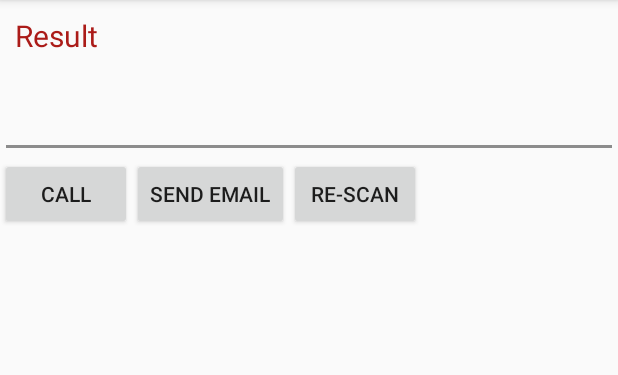
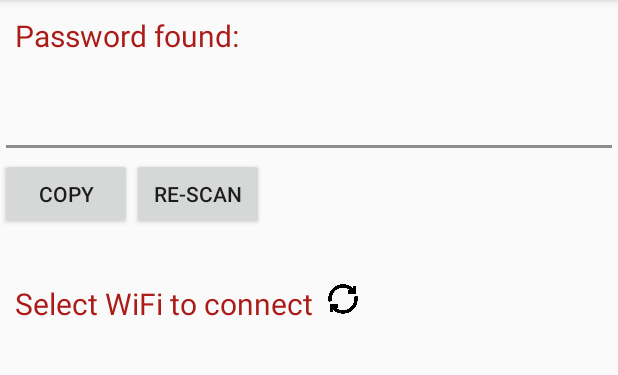
Before and after one commit to jimrp/ScanSmart, an Android app: the Scanner3b screen opened directly, with no data from a screen before it, on a phone screen of 412 x 824 dp, the part 84-459 px from its top. Run offline under Robolectric (Android 15) with nearby library versions, the phone set to English and light mode, and no system bars; libraries missing offline, so code that uses them is left out: com.google.android.gms, com.theartofdev.edmodo; pictures from the network do not load.

Commit message:
04022021first

```diff
--- a/app/build.gradle
+++ b/app/build.gradle
@@ -1,13 +1,13 @@
 apply plugin: 'com.android.application'
 
-apply plugin: 'com.google.gms.google-services'
+//apply plugin: 'com.google.gms.google-services'
 
 android {
     compileSdkVersion 28
 
 
     defaultConfig {
-        applicationId "com.example.scansmart"
+        applicationId "com.jimrp.scansmart"
         minSdkVersion 17
         targetSdkVersion 28
         versionCode 1
--- a/app/src/main/java/com/example/scansmart/MainActivity.java
+++ b/app/src/main/java/com/jimrp/scansmart/MainActivity.java
@@ -1,4 +1,4 @@
-package com.example.scansmart;
+package com.jimrp.scansmart;
 
 import androidx.appcompat.app.AppCompatActivity;
 import androidx.cardview.widget.CardView;
@@ -18,7 +18,6 @@ import android.view.Menu;
 import android.view.MenuItem;
 import android.view.View;
 import android.widget.ImageView;
-import android.widget.LinearLayout;
 import android.widget.TextView;
 import android.widget.Toast;
 
--- a/app/src/main/java/com/example/scansmart/Scanner2.java
+++ b/app/src/main/java/com/jimrp/scansmart/Scanner3b.java
@@ -1,106 +1,111 @@
-package com.example.scansmart;
+package com.jimrp.scansmart;
 
-import androidx.annotation.NonNull;
-import androidx.annotation.Nullable;
-import androidx.appcompat.app.ActionBar;
-import androidx.appcompat.app.AlertDialog;
-import androidx.appcompat.app.AppCompatActivity;
-import androidx.core.app.ActivityCompat;
-import androidx.core.content.ContextCompat;
-import me.dm7.barcodescanner.zxing.ZXingScannerView;
-
-import android.Manifest;
-import android.annotation.SuppressLint;
+import android.content.BroadcastReceiver;
 import android.content.ClipData;
 import android.content.ClipboardManager;
 import android.content.ContentValues;
 import android.content.Context;
-import android.content.DialogInterface;
 import android.content.Intent;
-import android.content.pm.PackageManager;
+import android.content.IntentFilter;
 import android.graphics.Bitmap;
 import android.graphics.drawable.BitmapDrawable;
 import android.net.Uri;
-import android.os.Build;
+import android.net.wifi.ScanResult;
+import android.net.wifi.WifiConfiguration;
+import android.net.wifi.WifiManager;
 import android.os.Bundle;
 import android.provider.MediaStore;
-import android.telephony.PhoneNumberUtils;
-import android.util.Log;
 import android.util.SparseArray;
 import android.view.Menu;
 import android.view.MenuItem;
 import android.view.View;
+import android.widget.AdapterView;
+import android.widget.ArrayAdapter;
 import android.widget.Button;
 import android.widget.EditText;
 import android.widget.ImageView;
-import android.widget.TextView;
+import android.widget.ListView;
 import android.widget.Toast;
 
-import com.google.android.gms.tasks.OnFailureListener;
-import com.google.android.gms.tasks.OnSuccessListener;
+import androidx.annotation.Nullable;
+import androidx.appcompat.app.AppCompatActivity;
 import com.google.android.gms.vision.Frame;
-import com.google.android.gms.vision.text.Text;
 import com.google.android.gms.vision.text.TextBlock;
 import com.google.android.gms.vision.text.TextRecognizer;
-import com.google.zxing.Result;
 import com.theartofdev.edmodo.cropper.CropImage;
 import com.theartofdev.edmodo.cropper.CropImageView;
-
+import java.util.ArrayList;
 import java.util.List;
 
-public class Scanner2 extends AppCompatActivity {
+
+public class Scanner3b extends AppCompatActivity {
+
+    private WifiManager wifiManager;
+    private ListView listView;
+    private int size = 0;
+    private List<ScanResult> results;
+    private ArrayList<String> arrayList = new ArrayList<>();
+    private ArrayAdapter adapter;
 
     private static final int IMAGE_PICK_GALLERY_CODE = 1000;
     private static final int IMAGE_PICK_CAMERA_CODE = 1001;
     private static String scanResult;
     ClipboardManager clipboard;
     ClipData clip;
+    public String type, ssid, pass = "";
+    public WifiConfiguration conf;
 
-    Button bCall, bEmail, bRescan;
-    ImageView mPreviewIv;
+
+    Button bRescan, bCopy;
+    ImageView mPreviewIv, bRescanWifi;
     EditText eText;
     Uri image_uri;
 
     @Override
     protected void onCreate(Bundle savedInstanceState) {
         super.onCreate(savedInstanceState);
-        setContentView(R.layout.activity_scanner2);
+        setContentView(R.layout.activity_scanner3b);
 
         mPreviewIv = findViewById(R.id.imageIv);
         eText = findViewById(R.id.resultEt);
-        bCall = findViewById(R.id.btnCall);
-        bEmail = findViewById(R.id.btnEmail);
+        bCopy = findViewById(R.id.btnCopy);
         bRescan = findViewById(R.id.btnReScan);
+        bRescanWifi = findViewById(R.id.reScan);
 
+        listView = findViewById(R.id.wifiList);
+        wifiManager = (WifiManager) getApplicationContext().getSystemService(Context.WIFI_SERVICE);
         clipboard = (ClipboardManager) getSystemService(Context.CLIPBOARD_SERVICE);
+
+        if (!wifiManager.isWifiEnabled()){
+            Toast.makeText(this, getString(R.string.enablewifi), Toast.LENGTH_SHORT).show();
+            wifiManager.setWifiEnabled(true);
+        }
+
+        adapter = new ArrayAdapter<>(this, android.R.layout.simple_list_item_1, arrayList);
+        listView.setAdapter(adapter);
+        scanWiFi();
 
         eText.setText("");
         pickCamera();
 
-        bCall.setOnClickListener(new View.OnClickListener() {
+        bRescanWifi.setOnClickListener(new View.OnClickListener() {
             @Override
             public void onClick(View v) {
-                if(PhoneNumberUtils.isGlobalPhoneNumber(eText.getText().toString())){
-                    Intent intent = new Intent(Intent.ACTION_CALL);
-                    intent.setData(Uri.parse("tel:" + eText.getText().toString()));
-                    startActivity(Intent.createChooser(intent, "Choose application"));
+                if (!wifiManager.isWifiEnabled()){
+                    Toast.makeText(Scanner3b.this, getString(R.string.enablewifi), Toast.LENGTH_SHORT).show();
+                    wifiManager.setWifiEnabled(true);
                 }
-                else {
-                    Toast.makeText(Scanner2.this, "That's not a phone number..", Toast.LENGTH_SHORT).show();
-                }
+                scanWiFi();
             }
         });
-        bEmail.setOnClickListener(new View.OnClickListener() {
+
+        bCopy.setOnClickListener(new View.OnClickListener() {
             @Override
             public void onClick(View v) {
-                if(android.util.Patterns.EMAIL_ADDRESS.matcher(eText.getText().toString()).matches()){
-                    Intent intent = new Intent(Intent.ACTION_SENDTO);
-                    intent.setData(Uri.parse("mailto:" + eText.getText().toString()));
-                    startActivity(Intent.createChooser(intent, "Choose application"));
-                }
-                else {
-                    Toast.makeText(Scanner2.this, "That's not an email address..", Toast.LENGTH_SHORT).show();
-                }
+                pass = eText.getText().toString();
+                clip = ClipData.newPlainText("text", eText.getText().toString());
+                clipboard.setPrimaryClip(clip);
+                Toast.makeText(Scanner3b.this, getString(R.string.copypassword) + pass, Toast.LENGTH_SHORT).show();
             }
         });
         bRescan.setOnClickListener(new View.OnClickListener() {
@@ -110,6 +115,37 @@ public class Scanner2 extends AppCompatActivity {
                 pickCamera();
             }
         });
+
+        listView.setOnItemClickListener(new AdapterView.OnItemClickListener() {
+            @Override
+            public void onItemClick(AdapterView<?> adapterView, View view, int i, long l) {
+                ssid = results.get(i).SSID;
+                type = results.get(i).capabilities;
+
+                conf = new WifiConfiguration();
+                conf.SSID = "\"" + ssid + "\"";
+                if(type.contains("WEP")){
+                    conf.wepKeys[0] = "\"" + pass + "\"";
+                    conf.wepTxKeyIndex = 0;
+                    conf.allowedKeyManagement.set(WifiConfiguration.KeyMgmt.NONE);
+                    conf.allowedGroupCiphers.set(WifiConfiguration.GroupCipher.WEP40);
+                }
+                else if(type.contains("WPA")){
+                    conf.preSharedKey = "\""+ pass +"\"";
+                }
+                else{
+                    conf.allowedKeyManagement.set(WifiConfiguration.KeyMgmt.NONE);
+                }
+                wifiManager = (WifiManager) getApplicationContext().getSystemService(Context.WIFI_SERVICE);
+                int netId = wifiManager.addNetwork(conf);
+                wifiManager.disconnect();
+                wifiManager.enableNetwork(netId, true);
+                wifiManager.reconnect();
+
+                Toast.makeText(Scanner3b.this, getString(R.string.try1) + " '" + pass + "' " + getString(R.string.try2) + " '" + ssid + "' ...", Toast.LENGTH_SHORT).show();
+            }
+        });
+
     }
 
     @Override
@@ -162,6 +198,25 @@ public class Scanner2 extends AppCompatActivity {
         startActivityForResult(cameraIntent, IMAGE_PICK_CAMERA_CODE);
     }
 
+    private void scanWiFi(){
+        arrayList.clear();
+        registerReceiver(wifiReceiver, new IntentFilter(WifiManager.SCAN_RESULTS_AVAILABLE_ACTION));
+        wifiManager.startScan();
+    }
+
+    BroadcastReceiver wifiReceiver = new BroadcastReceiver() {
+        @Override
+        public void onReceive(Context context, Intent intent) {
+            results = wifiManager.getScanResults();
+            unregisterReceiver(this);
+
+            for(ScanResult scanResult : results){
+                arrayList.add(scanResult.SSID);
+                adapter.notifyDataSetChanged();
+            }
+        }
+    };
+
     //results
     @Override
     protected void onActivityResult(int requestCode, int resultCode, @Nullable Intent data) {
@@ -192,7 +247,7 @@ public class Scanner2 extends AppCompatActivity {
                 TextRecognizer recognizer = new TextRecognizer.Builder(getApplicationContext()).build();
 
                 if(!recognizer.isOperational()){
-                    Toast.makeText(this,"Error", Toast.LENGTH_SHORT).show();
+                    Toast.makeText(this,getString(R.string.error), Toast.LENGTH_SHORT).show();
                 }
                 else{
                     Frame frame = new Frame.Builder().setBitmap(bitmap).build();
@@ -203,24 +258,20 @@ public class Scanner2 extends AppCompatActivity {
                         sb.append(myItem.getValue());
                         sb.append("\n");
                     }
-                    //result
-                    scanResult = sb.toString();
-                    scanResult = scanResult.replaceAll("\n","");
-                    scanResult = scanResult.replaceAll(" ","");
+                    //show result
+                    String sb2 = sb.toString();
+                    scanResult = sb2;
+                    if (sb2.length() > 0) {
+                        String str = scanResult;
+                        scanResult = str.substring(0, str.length() - 1);
+                    }
+                    String str2 = scanResult;
+                    pass = str2;
+
+                    clip = ClipData.newPlainText("text", str2);
+                    clipboard.setPrimaryClip(clip);
+                    Toast.makeText(this, getString(R.string.copypassword), Toast.LENGTH_SHORT).show();
                     eText.setText(scanResult);
-                    if(PhoneNumberUtils.isGlobalPhoneNumber(scanResult)){
-                        Intent intent = new Intent(Intent.ACTION_CALL);
-                        intent.setData(Uri.parse("tel:" + scanResult));
-                        startActivity(Intent.createChooser(intent, "Choose application"));
-                    }
-                    else if (android.util.Patterns.EMAIL_ADDRESS.matcher(scanResult).matches()) {
-                        Intent intent = new Intent(Intent.ACTION_SENDTO);
-                        intent.setData(Uri.parse("mailto:" + scanResult));
-                        startActivity(Intent.createChooser(intent, "Choose application"));
-                    }
-                    else {
-                        Toast.makeText(this, "No phone or email found..", Toast.LENGTH_SHORT).show();
-                    }
                 }
             }
             else if (resultCode == CropImage.CROP_IMAGE_ACTIVITY_RESULT_ERROR_CODE){
--- a/app/src/main/res/values/strings.xml
+++ b/app/src/main/res/values/strings.xml
@@ -23,5 +23,21 @@
     <string name="passwordfound">Password found:</string>
     <string name="copy">Copy</string>
     <string name="selwifi">Select WiFi to connect</string>
+    <string name="notphone">This is not a phone number..</string>
+    <string name="notemail">This is not an email address..</string>
+    <string name="error">Error</string>
+    <string name="notphoneemail">No phone or email found..</string>
+    <string name="conntry">Trying to connect..</string>
+    <string name="connect">Connect to </string>
+    <string name="cancel">Cancel</string>
+    <string name="notwifi">This is not a WiFi code..</string>
+    <string name="question1">Do you want to visit this website?</string>
+    <string name="visit">Visit</string>
+    <string name="searchweb">Search the web</string>
+    <string name="enablewifi">WiFi is disabled. You need to enable it.</string>
+    <string name="copypassword">Copied Password : </string>
+    <string name="try1">Trying to use </string>
+    <string name="try2"> to connect to </string>
+    <string name="textcopy">Text Copied</string>
 
 </resources>
--- a/build.gradle
+++ b/build.gradle
@@ -8,7 +8,7 @@ buildscript {
 
     }
     dependencies {
-        classpath 'com.android.tools.build:gradle:4.1.1'
+        classpath 'com.android.tools.build:gradle:4.1.2'
         classpath 'com.google.gms:google-services:4.3.3'
 
         // NOTE: Do not place your application dependencies here; they belong
```
Also changed, not shown: app/src/main/AndroidManifest.xml (+13 -13 lines), app/src/main/java/com/jimrp/scansmart/Scanner1.java (renamed from app/src/main/java/com/example/scansmart/Scanner1.java, +8 -8 lines), app/src/main/java/com/jimrp/scansmart/Scanner2.java (renamed from app/src/main/java/com/example/scansmart/Scanner3b.java, +46 -116 lines), app/src/main/java/com/jimrp/scansmart/Scanner3.java (renamed from app/src/main/java/com/example/scansmart/Scanner3.java, +9 -18 lines), app/src/main/java/com/jimrp/scansmart/Scanner4.java (renamed from app/src/main/java/com/example/scansmart/Scanner4.java, +3 -22 lines), 7 other files.
